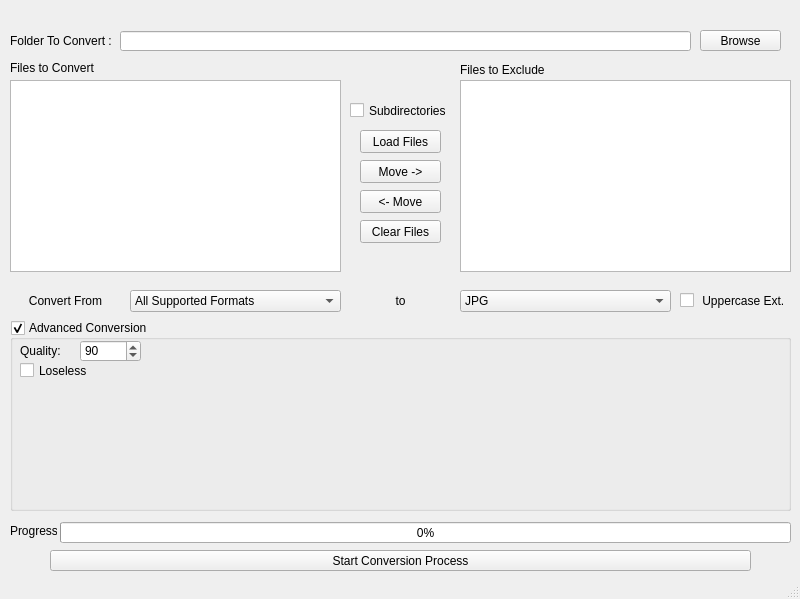
Old version of the form mainwindow.ui in the repository edgarbarney/BatchImageConverter.
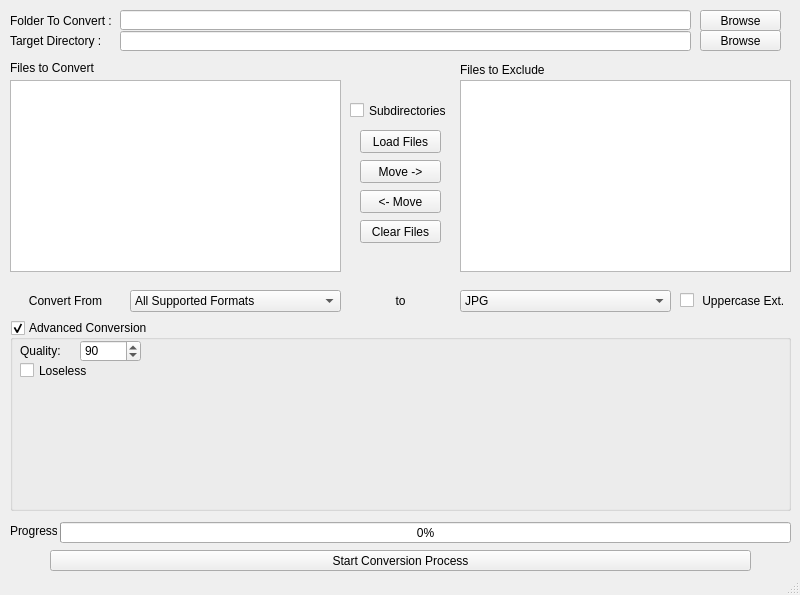
New version of the form.

Diff of the .ui file:
```diff
--- a/mainwindow.ui
+++ b/mainwindow.ui
@@ -7,12 +7,15 @@
     <x>0</x>
     <y>0</y>
     <width>800</width>
-    <height>599</height>
+    <height>595</height>
    </rect>
   </property>
   <property name="windowTitle">
    <string>MainWindow</string>
   </property>
+  <property name="documentMode">
+   <bool>false</bool>
+  </property>
   <widget class="QWidget" name="centralBaseWidget">
    <widget class="QLineEdit" name="fileDirectory_Text">
     <property name="geometry">
@@ -34,7 +37,7 @@
      </rect>
     </property>
     <property name="text">
-     <string>Folder To Convert :</string>
+     <string>Target Directory :</string>
     </property>
    </widget>
    <widget class="QPushButton" name="browse_Btn">
@@ -458,6 +461,42 @@
      <string>Clear Files</string>
     </property>
    </widget>
+   <widget class="QLineEdit" name="fileDirectory_Text">
+    <property name="geometry">
+     <rect>
+      <x>120</x>
+      <y>10</y>
+      <width>571</width>
+      <height>20</height>
+     </rect>
+    </property>
+   </widget>
+   <widget class="QPushButton" name="browse_Btn">
+    <property name="geometry">
+     <rect>
+      <x>700</x>
+      <y>10</y>
+      <width>81</width>
+      <height>21</height>
+     </rect>
+    </property>
+    <property name="text">
+     <string>Browse</string>
+    </property>
+   </widget>
+   <widget class="QLabel" name="label_8">
+    <property name="geometry">
+     <rect>
+      <x>10</x>
+      <y>10</y>
+      <width>101</width>
+      <height>21</height>
+     </rect>
+    </property>
+    <property name="text">
+     <string>Folder To Convert :</string>
+    </property>
+   </widget>
   </widget>
   <widget class="QStatusBar" name="statusbar"/>
  </widget>
```
Left out of the diff: 43 changed lines with no effect on the pictures.
